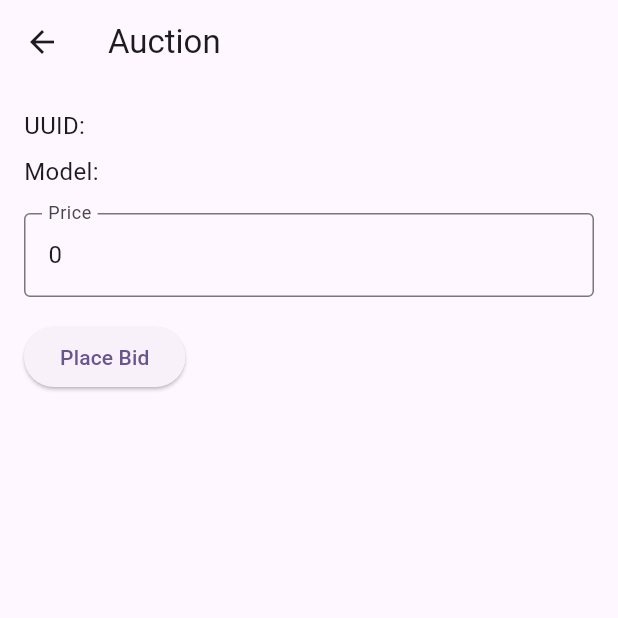
After one commit to La-Volpe/auction_app_flutter, a Flutter app: the AuctionScreen screen opened by its route, on a phone screen of 412 x 824 dp, the top half of it. The commit adds this screen. Run offline on Flutter 3.47's test engine with Material 3 defaults, Android fonts, the phone set to English and light mode, and no system bars; our stand-ins replace equatable, flutter_bloc, flutter_secure_storage; accounts and stored records are empty.

Commit message:
feat: Add AuctionScreen for bidding functionality and integrate with navigation

```diff
--- /dev/null
+++ b/lib/auction/view/auction_screen.dart
@@ -0,0 +1,80 @@
+import 'package:flutter/material.dart';
+
+class AuctionScreen extends StatefulWidget {
+  final String uuid;
+  final String model;
+  final num? initialPrice;
+
+  const AuctionScreen({
+    super.key,
+    required this.uuid,
+    required this.model,
+    this.initialPrice,
+  });
+
+  @override
+  State<AuctionScreen> createState() => _AuctionScreenState();
+}
+
+class _AuctionScreenState extends State<AuctionScreen> {
+  late TextEditingController _priceController;
+
+  @override
+  void initState() {
+    super.initState();
+    _priceController = TextEditingController(
+      text: widget.initialPrice?.toString() ?? '',
+    );
+  }
+
+  @override
+  void dispose() {
+    _priceController.dispose();
+    super.dispose();
+  }
+
+  void _submitBid() {
+    final price = num.tryParse(_priceController.text);
+    if (price != null) {
+      ScaffoldMessenger.of(context).showSnackBar(
+        SnackBar(content: Text('Bid submitted: \$${price.toStringAsFixed(2)}')),
+      );
+    } else {
+      ScaffoldMessenger.of(context).showSnackBar(
+        const SnackBar(content: Text('Please enter a valid price')),
+      );
+    }
+  }
+
+  @override
+  Widget build(BuildContext context) {
+    return Scaffold(
+      appBar: AppBar(title: const Text('Auction')),
+      body: Padding(
+        padding: const EdgeInsets.all(16.0),
+        child: Column(
+          crossAxisAlignment: CrossAxisAlignment.start,
+          children: [
+            Text('UUID: ${widget.uuid}', style: const TextStyle(fontSize: 16)),
+            const SizedBox(height: 8),
+            Text('Model: ${widget.model}', style: const TextStyle(fontSize: 16)),
+            const SizedBox(height: 16),
+            TextField(
+              controller: _priceController,
+              decoration: const InputDecoration(
+                labelText: 'Price',
+                border: OutlineInputBorder(),
+              ),
+              keyboardType: TextInputType.number,
+            ),
+            const SizedBox(height: 16),
+            ElevatedButton(
+              onPressed: _submitBid,
+              child: const Text('Place Bid'),
+            ),
+          ],
+        ),
+      ),
+    );
+  }
+}
--- a/lib/main.dart
+++ b/lib/main.dart
@@ -7,6 +7,7 @@ import 'package:car_auction_app/search/bloc/search_bloc.dart';
 import 'package:flutter/material.dart';
 import 'package:flutter_bloc/flutter_bloc.dart';
 import 'package:flutter_secure_storage/flutter_secure_storage.dart';
+import 'auction/view/auction_screen.dart';
 import 'authentication/view/auth_screen.dart';
 import 'search/view/search_screen.dart'; // Added import for SearchScreen
 
@@ -46,6 +47,7 @@ class MyApp extends StatelessWidget {
           '/auth': (context) => const AuthScreen(),
           '/search': (context) => const SearchScreen(),
           '/main': (context) => const MainScreen(),
+          '/auction': (context) => const AuctionScreen(uuid: '', model: '', initialPrice: 0), // Placeholder for AuctionScreen
         },
       ),
     );
--- a/lib/search/view/search_screen.dart
+++ b/lib/search/view/search_screen.dart
@@ -108,6 +108,7 @@ class _SearchScreenState extends State<SearchScreen> {
     return SingleChildScrollView(
       child: Card(
         elevation: 2,
+        margin: const EdgeInsets.only(bottom: 16),
         child: Padding(
           padding: const EdgeInsets.all(16.0),
           child: Column(
@@ -123,10 +124,28 @@ class _SearchScreenState extends State<SearchScreen> {
               Text('Model: ${data.model}'),
               Text('External ID: ${data.externalId}'),
               if (data.price != null) Text('Price: ${data.price}'),
-              if (data.feedback != null) Text('Feedback: "${data.feedback}"'),
+              if (data.feedback != null) Text('Feedback: \"${data.feedback}\"'),
               if (data.origin != null) Text('Origin: ${data.origin}'),
-              if (data.valuatedAt != null)
-                Text('Valuated At: ${data.valuatedAt}'),
+              if (data.valuatedAt != null) Text('Valuated At: ${data.valuatedAt}'),
+              const SizedBox(height: 16),
+              Align(
+                alignment: Alignment.centerRight,
+                child: ElevatedButton.icon(
+                  icon: const Icon(Icons.gavel),
+                  label: const Text('View Auction'),
+                  onPressed: () {
+                    Navigator.pushNamed(
+                      context,
+                      '/auction',
+                      arguments: {
+                        'uuid': data.fkUuidAuction ?? '',
+                        'model': data.model,
+                        'price': data.price?.toString(),
+                      },
+                    );
+                  },
+                ),
+              ),
             ],
           ),
         ),
```
